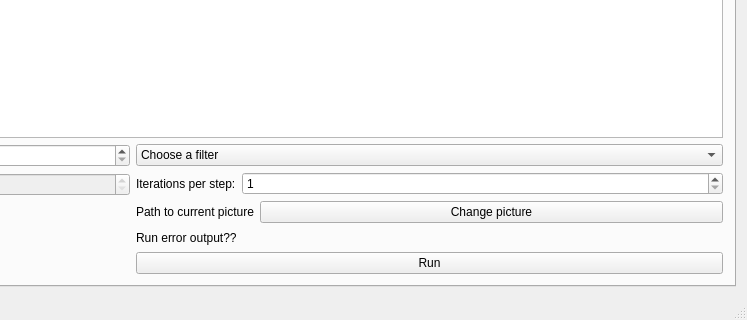
Before: the Qt Designer form GUI/mainwindow.ui in kohutjan/2DFFT, drawn with Qt 5; both pictures show x 482 to 1229 and y 349 to 669 of the 1229 by 669 pixel window.
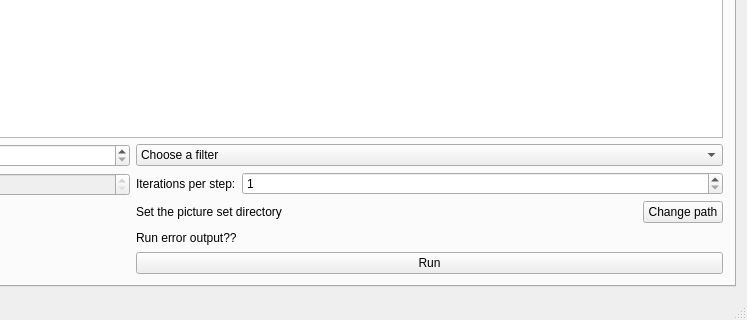
After: the same form once the commit is applied.

Commit message: Added spinbox value checks, folder selection

```diff
--- a/GUI/mainwindow.ui
+++ b/GUI/mainwindow.ui
@@ -376,21 +376,33 @@
              </layout>
             </item>
             <item>
-             <layout class="QFormLayout" name="formLayout">
+             <layout class="QHBoxLayout" name="horizontalLayout_5">
               <property name="rightMargin">
                <number>0</number>
               </property>
-              <item row="0" column="0">
+              <item>
                <widget class="QLabel" name="change_pic_label">
                 <property name="text">
-                 <string>Path to current picture</string>
+                 <string>Set the picture set directory</string>
+                </property>
+                <property name="scaledContents">
+                 <bool>true</bool>
+                </property>
+                <property name="wordWrap">
+                 <bool>true</bool>
                 </property>
                </widget>
               </item>
-              <item row="0" column="1">
+              <item>
                <widget class="QPushButton" name="change_pic_button">
+                <property name="sizePolicy">
+                 <sizepolicy hsizetype="Fixed" vsizetype="Fixed">
+                  <horstretch>0</horstretch>
+                  <verstretch>0</verstretch>
+                 </sizepolicy>
+                </property>
                 <property name="text">
-                 <string>Change picture</string>
+                 <string>Change path</string>
                 </property>
                </widget>
               </item>
```
The commit also changes 2 other files.
